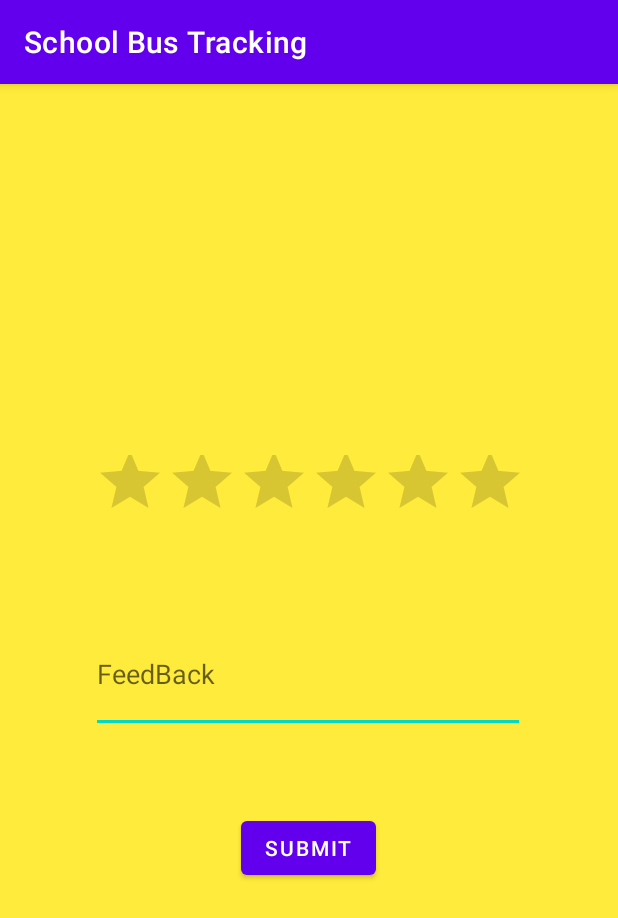
After one commit to Monzer-Osman/School_Bus_Tracking_ParentVersion, an Android app: the FeedBack_Activity screen opened directly, with no data from a screen before it, on a phone screen of 412 x 824 dp. The commit adds this screen. Shown: the top 918 px of the screen. Run offline under Robolectric (Android 15) with nearby library versions, the phone set to English and light mode, and no system bars.

Commit message:
Added FeedBack Activity and setup network and api interface

```diff
--- a/app/src/main/AndroidManifest.xml
+++ b/app/src/main/AndroidManifest.xml
@@ -14,6 +14,9 @@
         android:theme="@style/Theme.MyApplication"
         tools:targetApi="31">
         <activity
+            android:name=".FeedBack_Activity"
+            android:exported="false" />
+        <activity
             android:name=".login.data.ui_login.LoginActivity"
             android:exported="true"
             android:label="@string/app_name">
--- /dev/null
+++ b/app/src/main/java/com/project/SchoolBusApp/FeedBack_Activity.java
@@ -0,0 +1,50 @@
+package com.project.SchoolBusApp;
+
+import androidx.appcompat.app.AppCompatActivity;
+
+import android.os.Bundle;
+import android.view.View;
+import android.widget.Button;
+import android.widget.EditText;
+import android.widget.RatingBar;
+import android.widget.Toast;
+
+import com.project.SchoolBusApp.model.FeedBack;
+
+public class FeedBack_Activity extends AppCompatActivity {
+
+    private RatingBar rate;
+    private EditText feedback;
+    private Button submit;
+    @Override
+    protected void onCreate(Bundle savedInstanceState) {
+        super.onCreate(savedInstanceState);
+        setContentView(R.layout.activity_feed_back);
+
+        rate = findViewById(R.id.ratingBar);
+        feedback = findViewById(R.id.feed_back_id);
+        submit = findViewById(R.id.button);
+
+        submit.setOnClickListener(new View.OnClickListener() {
+            @Override
+            public void onClick(View view) {
+                sendFeed();
+            }
+        });
+    }
+
+    public void sendFeed(){
+        int stars = rate.getNumStars();
+        String feed = feedback.getText().toString();
+        if(stars == 0 && feed.isEmpty()){
+            Toast.makeText(this,"Enter Your FeedBack ... ", Toast.LENGTH_SHORT).show();
+        }
+        else {
+            FeedBack feedBack = new FeedBack(stars, feed);
+            Toast.makeText(this,"Thank You For Your Feed Back ...",Toast.LENGTH_LONG).show();
+            rate.setRating(0);
+            feedback.setText("");
+            //TODO send the feed back to the driver
+        }
+    }
+}
--- a/app/src/main/java/com/project/SchoolBusApp/login/data/ui_login/LoginActivity.java
+++ b/app/src/main/java/com/project/SchoolBusApp/login/data/ui_login/LoginActivity.java
@@ -5,6 +5,7 @@ import android.app.Activity;
 import androidx.lifecycle.Observer;
 import androidx.lifecycle.ViewModelProvider;
 
+import android.content.Intent;
 import android.os.Bundle;
 
 import androidx.annotation.Nullable;
@@ -22,6 +23,7 @@ import android.widget.ProgressBar;
 import android.widget.TextView;
 import android.widget.Toast;
 
+import com.project.SchoolBusApp.FeedBack_Activity;
 import com.project.SchoolBusApp.R;
 import com.project.SchoolBusApp.databinding.ActivityLoginBinding;
 
@@ -118,6 +120,7 @@ public class LoginActivity extends AppCompatActivity {
                 loadingProgressBar.setVisibility(View.VISIBLE);
                 loginViewModel.login(phoneNumberEditText.getText().toString(),
                         passwordEditText.getText().toString());
+
             }
         });
     }
--- a/app/src/main/java/com/project/SchoolBusApp/login/data/ui_login/LoginViewModel.java
+++ b/app/src/main/java/com/project/SchoolBusApp/login/data/ui_login/LoginViewModel.java
@@ -36,7 +36,8 @@ public class LoginViewModel extends ViewModel {
         if (result instanceof Result.Success) {
             LoggedInUser data = ((Result.Success<LoggedInUser>) result).getData();
             loginResult.setValue(new LoginResult(new LoggedInUserView(data.getDisplayName())));
-        } else {
+        }
+        else {
             loginResult.setValue(new LoginResult(R.string.login_failed));
         }
     }
--- /dev/null
+++ b/app/src/main/res/layout/activity_feed_back.xml
@@ -0,0 +1,46 @@
+<?xml version="1.0" encoding="utf-8"?>
+<androidx.constraintlayout.widget.ConstraintLayout xmlns:android="http://schemas.android.com/apk/res/android"
+    xmlns:app="http://schemas.android.com/apk/res-auto"
+    xmlns:tools="http://schemas.android.com/tools"
+    android:layout_width="match_parent"
+    android:layout_height="match_parent"
+    android:background="#FFEB3B"
+    tools:context=".FeedBack_Activity">
+
+    <RatingBar
+        android:id="@+id/ratingBar"
+        android:layout_width="286dp"
+        android:layout_height="71dp"
+        app:layout_constraintBottom_toBottomOf="parent"
+        app:layout_constraintEnd_toEndOf="parent"
+        app:layout_constraintHorizontal_bias="0.496"
+        app:layout_constraintStart_toStartOf="parent"
+        app:layout_constraintTop_toTopOf="parent"
+        app:layout_constraintVertical_bias="0.345" />
+
+    <EditText
+        android:id="@+id/feed_back_id"
+        android:layout_width="289dp"
+        android:layout_height="78dp"
+        android:ems="10"
+        android:hint="@string/feed_back"
+        android:inputType="textMultiLine|textPersonName"
+        app:layout_constraintBottom_toBottomOf="parent"
+        app:layout_constraintEnd_toEndOf="parent"
+        app:layout_constraintHorizontal_bias="0.497"
+        app:layout_constraintStart_toStartOf="parent"
+        app:layout_constraintTop_toBottomOf="@+id/ratingBar"
+        app:layout_constraintVertical_bias="0.113" />
+
+    <Button
+        android:id="@+id/button"
+        android:layout_width="wrap_content"
+        android:layout_height="wrap_content"
+        android:text="@string/submit"
+        app:layout_constraintBottom_toBottomOf="parent"
+        app:layout_constraintEnd_toEndOf="parent"
+        app:layout_constraintHorizontal_bias="0.498"
+        app:layout_constraintStart_toStartOf="parent"
+        app:layout_constraintTop_toBottomOf="@+id/feed_back_id"
+        app:layout_constraintVertical_bias="0.184" />
+</androidx.constraintlayout.widget.ConstraintLayout>
--- a/app/src/main/res/values/strings.xml
+++ b/app/src/main/res/values/strings.xml
@@ -9,4 +9,6 @@
     <string name="invalid_phoneNumber">Not a valid phone number</string>
     <string name="invalid_password">Password must be >5 characters</string>
     <string name="login_failed">"Login failed"</string>
+    <string name="feed_back">FeedBack</string>
+    <string name="submit">Submit</string>
 </resources>
```
Also changed, not shown: app/src/main/java/com/project/SchoolBusApp/Interface/ApiInterface.java (added, +65 -0 lines), app/src/main/java/com/project/SchoolBusApp/model/FeedBack.java (+1 -11 lines), app/src/main/java/com/project/SchoolBusApp/network/ApiClient.java (added, +19 -0 lines).
